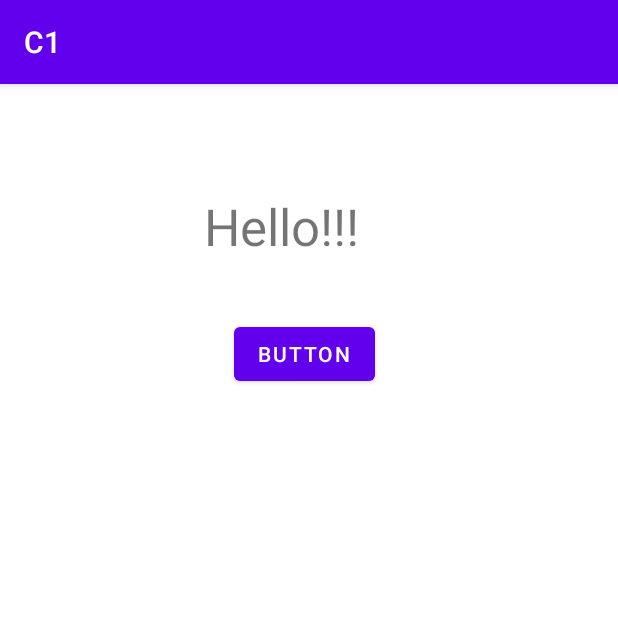
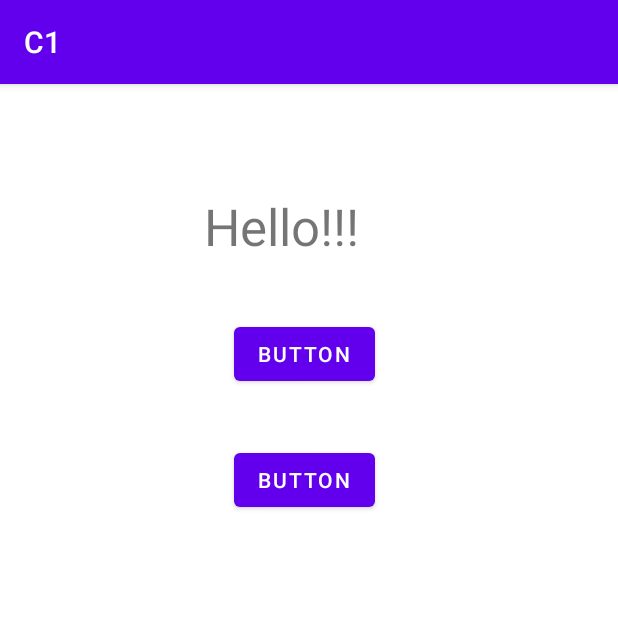
Before and after one commit to C10910324/C1, an Android app: the screen it shows after launch (MainActivity), on a phone screen of 412 x 824 dp, the top half of it. Run offline under Robolectric (Android 15) with nearby library versions, the phone set to English and light mode, and no system bars.

Commit message:
Button2 fuction Done
完成按鈕功能
federgrege

```diff
--- a/app/src/main/res/layout/activity_main.xml
+++ b/app/src/main/res/layout/activity_main.xml
@@ -26,4 +26,14 @@
         android:text="Button"
         app:layout_constraintStart_toStartOf="parent"
         app:layout_constraintTop_toTopOf="parent" />
+
+    <Button
+        android:id="@+id/button2"
+        android:layout_width="wrap_content"
+        android:layout_height="wrap_content"
+        android:layout_marginStart="156dp"
+        android:layout_marginTop="240dp"
+        android:text="Button"
+        app:layout_constraintStart_toStartOf="parent"
+        app:layout_constraintTop_toTopOf="parent" />
 </androidx.constraintlayout.widget.ConstraintLayout>
```
